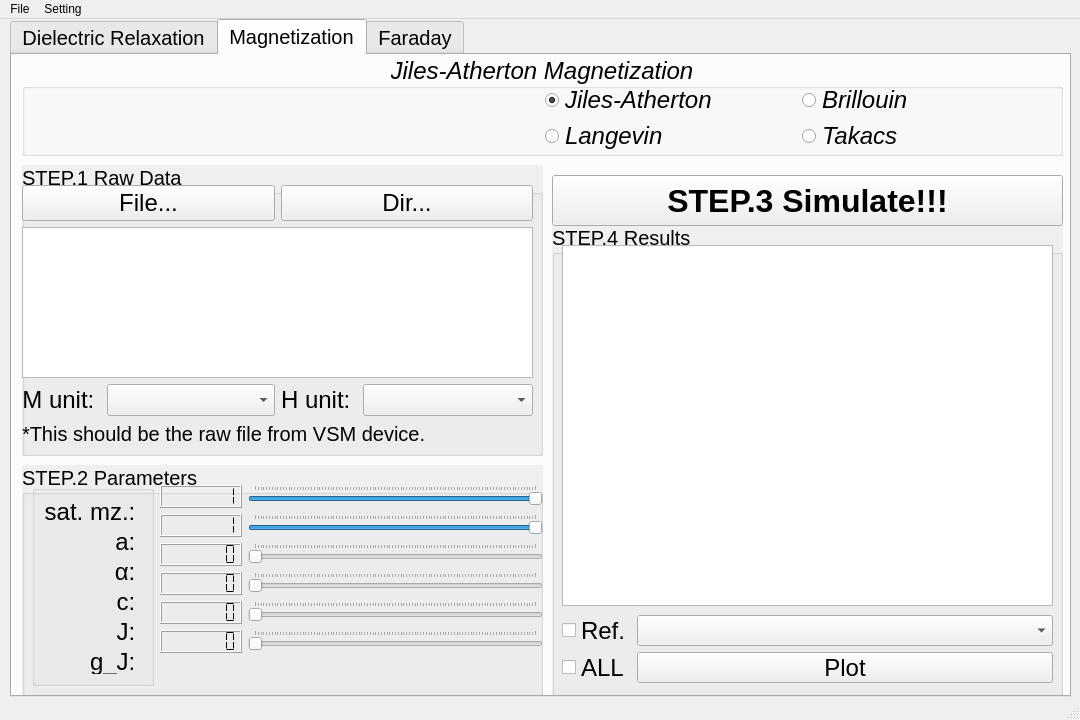
Old version of the form app/ui/simulator_ui.ui in the repository obliviousgarden/DataProcessingPlatform.
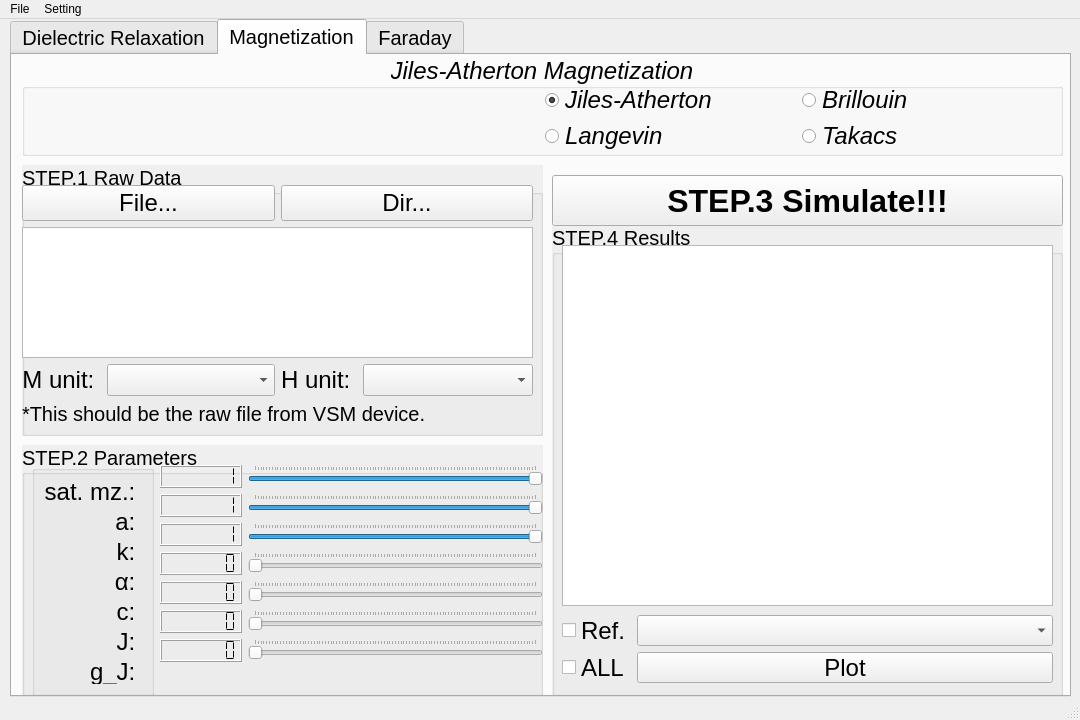
New version of the form. The open tabs and pages were chosen to show the change. Icons and pictures are not drawn.

Patch:
```diff
--- a/app/ui/simulator_ui.ui
+++ b/app/ui/simulator_ui.ui
@@ -860,7 +860,7 @@
         <x>10</x>
         <y>110</y>
         <width>521</width>
-        <height>291</height>
+        <height>271</height>
        </rect>
       </property>
       <property name="font">
@@ -881,7 +881,7 @@
          <x>0</x>
          <y>20</y>
          <width>511</width>
-         <height>261</height>
+         <height>241</height>
         </rect>
        </property>
        <layout class="QVBoxLayout" name="Layout_step1_M">
@@ -994,9 +994,9 @@
       <property name="geometry">
        <rect>
         <x>10</x>
-        <y>410</y>
+        <y>390</y>
         <width>521</width>
-        <height>231</height>
+        <height>251</height>
        </rect>
       </property>
       <property name="font">
@@ -1017,7 +1017,7 @@
          <x>10</x>
          <y>20</y>
          <width>511</width>
-         <height>201</height>
+         <height>231</height>
         </rect>
        </property>
        <layout class="QFormLayout" name="Layout_step2_M">
@@ -1091,6 +1091,25 @@
                </property>
               </widget>
              </item>
+             <item>
+              <widget class="QLabel" name="Label_k">
+               <property name="font">
+                <font>
+                 <pointsize>18</pointsize>
+                 <weight>50</weight>
+                 <italic>false</italic>
+                 <bold>false</bold>
+                 <stylestrategy>PreferDefault</stylestrategy>
+                </font>
+               </property>
+               <property name="text">
+                <string>k: </string>
+               </property>
+               <property name="alignment">
+                <set>Qt::AlignRight|Qt::AlignTrailing|Qt::AlignVCenter</set>
+               </property>
+              </widget>
+             </item>
              <item>
               <widget class="QLabel" name="Label_alpha_2">
                <property name="font">
@@ -1282,7 +1301,7 @@
             </property>
            </widget>
           </item>
-          <item row="2" column="0">
+          <item row="3" column="0">
            <widget class="QLCDNumber" name="lcdNumber_alpha_2">
             <property name="font">
              <font>
@@ -1304,7 +1323,7 @@
             </property>
            </widget>
           </item>
-          <item row="2" column="1">
+          <item row="3" column="1">
            <widget class="QSlider" name="Slider_alpha_2">
             <property name="cursor">
              <cursorShape>ArrowCursor</cursorShape>
@@ -1332,7 +1351,7 @@
             </property>
            </widget>
           </item>
-          <item row="3" column="0">
+          <item row="4" column="0">
            <widget class="QLCDNumber" name="lcdNumber_c">
             <property name="font">
              <font>
@@ -1348,7 +1367,7 @@
             </property>
            </widget>
           </item>
-          <item row="3" column="1">
+          <item row="4" column="1">
            <widget class="QSlider" name="Slider_c">
             <property name="cursor">
              <cursorShape>ArrowCursor</cursorShape>
@@ -1370,7 +1389,7 @@
             </property>
            </widget>
           </item>
-          <item row="4" column="0">
+          <item row="5" column="0">
            <widget class="QLCDNumber" name="lcdNumber_J">
             <property name="font">
              <font>
@@ -1386,7 +1405,7 @@
             </property>
            </widget>
           </item>
-          <item row="4" column="1">
+          <item row="5" column="1">
            <widget class="QSlider" name="Slider_J">
             <property name="cursor">
              <cursorShape>ArrowCursor</cursorShape>
@@ -1408,7 +1427,7 @@
             </property>
            </widget>
           </item>
-          <item row="5" column="0">
+          <item row="6" column="0">
            <widget class="QLCDNumber" name="lcdNumber_g_J">
             <property name="font">
              <font>
@@ -1424,7 +1443,7 @@
             </property>
            </widget>
           </item>
-          <item row="5" column="1">
+          <item row="6" column="1">
            <widget class="QSlider" name="Slider_g_J">
             <property name="cursor">
              <cursorShape>ArrowCursor</cursorShape>
@@ -1446,6 +1465,53 @@
             </property>
            </widget>
           </item>
+          <item row="2" column="0">
+           <widget class="QLCDNumber" name="lcdNumber_k">
+            <property name="font">
+             <font>
+              <pointsize>9</pointsize>
+              <stylestrategy>PreferDefault</stylestrategy>
+             </font>
+            </property>
+            <property name="digitCount">
+             <number>7</number>
+            </property>
+            <property name="segmentStyle">
+             <enum>QLCDNumber::Flat</enum>
+            </property>
+            <property name="value" stdset="0">
+             <double>1.000000000000000</double>
+            </property>
+           </widget>
+          </item>
+          <item row="2" column="1">
+           <widget class="QSlider" name="Slider_k">
+            <property name="cursor">
+             <cursorShape>ArrowCursor</cursorShape>
+            </property>
+            <property name="maximum">
+             <number>100</number>
+            </property>
+            <property name="singleStep">
+             <number>1</number>
+            </property>
+            <property name="pageStep">
+             <number>5</number>
+            </property>
+            <property name="value">
+             <number>100</number>
+            </property>
+            <property name="orientation">
+             <enum>Qt::Horizontal</enum>
+            </property>
+            <property name="invertedControls">
+             <bool>false</bool>
+            </property>
+            <property name="tickPosition">
+             <enum>QSlider::TicksAbove</enum>
+            </property>
+           </widget>
+          </item>
          </layout>
         </item>
        </layout>
```
Left out of the diff: 6 changed lines with no effect on the pictures.
